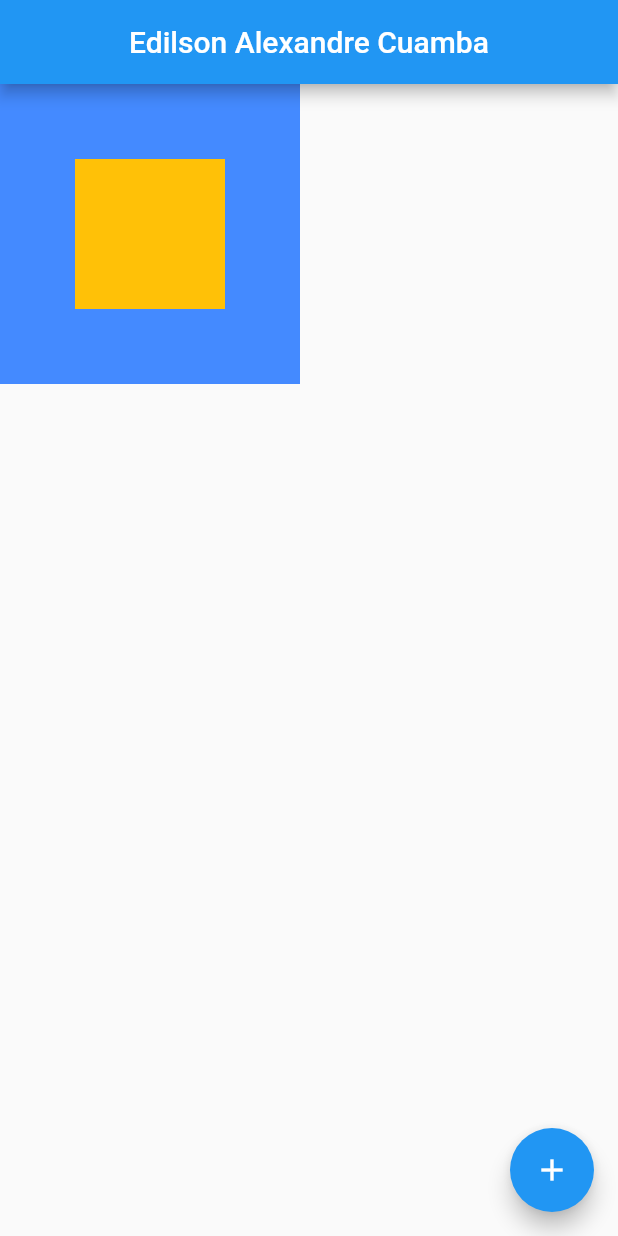
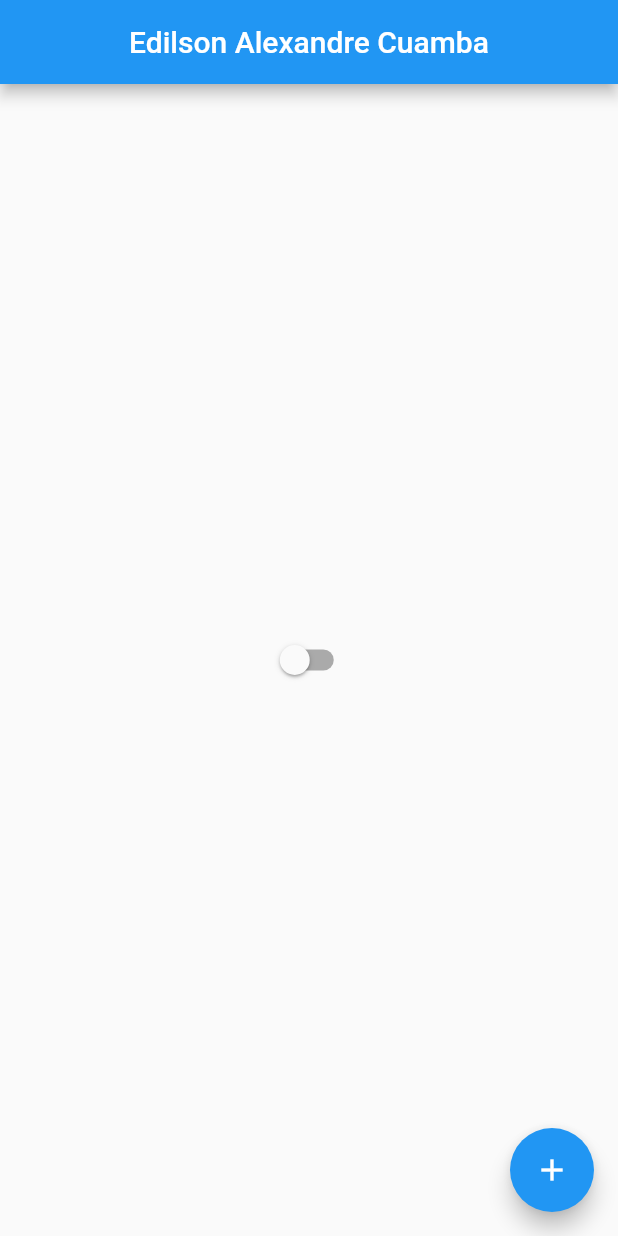
Before and after one commit to EACUAMBA/curso-de-flutter-by-flutterando, a Flutter app: the screen it shows after launch, on a phone screen of 412 x 824 dp. Run offline on Flutter 3.47's test engine with Material 2 defaults, Android fonts, the phone set to English and light mode, and no system bars.

Commit message:
12 - Gerenciar outro estado: Neste capitulo vi como posso usar flutter de uma maneira mais profissional gerindo o estado de um outro widget com uma classe que estende ChangeNotifier um tipo de notificador que vai alertar em todos os lugares onde usamos um a propriedade o novo estado dela. Assim conseguimos alterar o valor da propriedade e depois notificar quem usa para renderizar novamente a tela com o novo valor dessa propriedade.

```diff
--- /dev/null
+++ b/lib/app_controllerr.dart
@@ -0,0 +1,16 @@
+import 'package:flutter/cupertino.dart';
+
+class AppController extends ChangeNotifier{
+  bool isDarkTheme = false;
+  //singleton - sempre vou receber está instancia
+  static AppController instance = AppController();
+
+  void changeTheme(){
+    isDarkTheme = !isDarkTheme;
+
+    //Vai notificar quem estiver escutando, um observer vai ser notificado por este observable
+    notifyListeners();
+  }
+
+
+}
--- a/lib/app_widget.dart
+++ b/lib/app_widget.dart
@@ -1,4 +1,5 @@
 
+import 'package:curso_de_flutter_by_fluterrando/app_controllerr.dart';
 import 'package:flutter/material.dart';
 
 import 'home_page.dart';
@@ -7,10 +8,19 @@ class Appwidget extends StatelessWidget {
 
   @override
   Widget build(BuildContext context) {
-    return MaterialApp(
-      theme: ThemeData.light(),
-      home: HomePage(),
-      debugShowCheckedModeBanner: false,
+    return AnimatedBuilder(
+      animation: AppController.instance,
+      builder: (BuildContext context, Widget? child) {
+        return MaterialApp(
+          theme: ThemeData(
+              primaryColor: Colors.blue,
+              brightness: AppController.instance.isDarkTheme ? Brightness.dark : Brightness.light,
+          ),
+          home: HomePage(),
+          debugShowCheckedModeBanner: true,
+        );
+      },
+
     );
   }
 }
--- a/lib/home_page.dart
+++ b/lib/home_page.dart
@@ -1,4 +1,5 @@
 //Criando o nosso widget statafull
+import 'package:curso_de_flutter_by_fluterrando/app_controllerr.dart';
 import 'package:flutter/cupertino.dart';
 import 'package:flutter/material.dart';
 
@@ -23,18 +24,14 @@ class HomePageState extends State<HomePage> {
           centerTitle: true,
           title:  const Text("Edilson Alexandre Cuamba"),
         ),
-        body:  Container(
-          width: 200,
-          height: 200,
-          color: Colors.blueAccent,
-          //O align é um widget multi render, ele não usa o reder antigo para renderizar, vai usar outro, existem muitos outros que também implementam multirender.
-          child: Align(
-            alignment: Alignment.center,
-            child: Container(
-              width: 100,
-              height: 100,
-              color: Colors.amber,
-            ),
+        body: Center(
+          child: Switch(
+            onChanged: (value){
+             setState(() {
+               AppController.instance.changeTheme();
+             });
+            }, value: AppController.instance.isDarkTheme,
+
           ),
         ),
         floatingActionButton:  FloatingActionButton(
```
